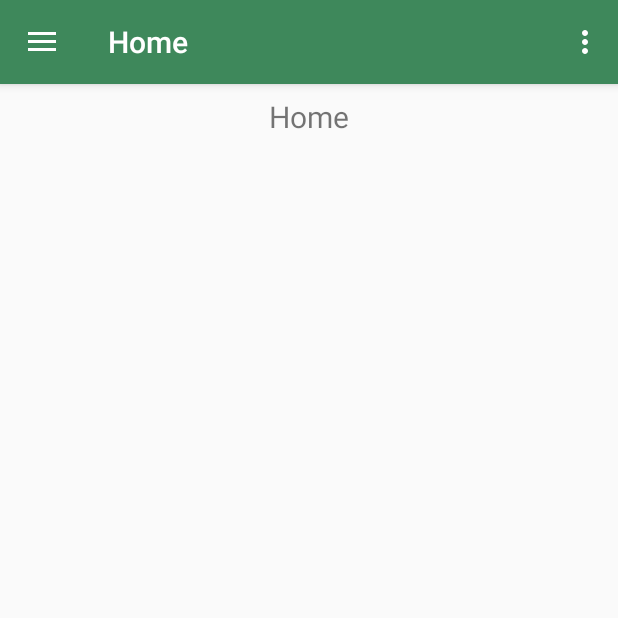
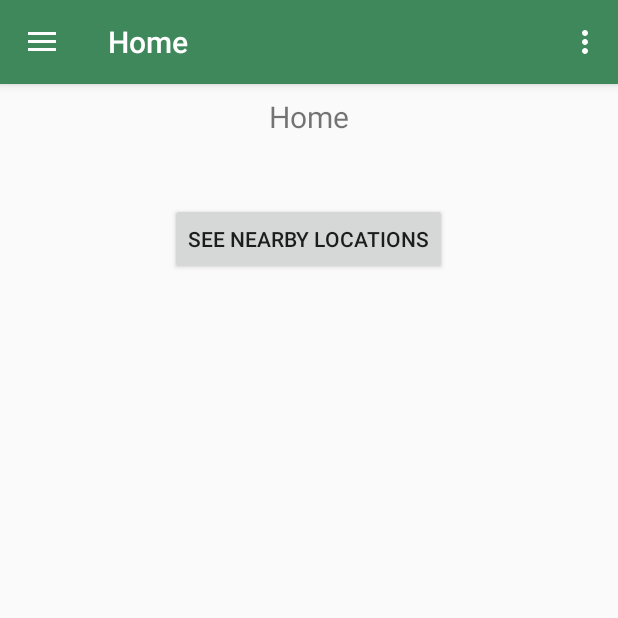
Before and after one commit to Adam-Foot/PRCO304, an Android app: the screen it shows after launch (MainActivity), on a phone screen of 412 x 824 dp, the top half of it. Run offline under Robolectric (Android 15) with nearby library versions, the phone set to English and light mode, and no system bars; our stand-ins replace navigation-ui.

Commit message:
Added button to enable users to navigate to a google maps view

```diff
--- a/app/src/main/java/com/example/prco/ui/home/HomeFragment.java
+++ b/app/src/main/java/com/example/prco/ui/home/HomeFragment.java
@@ -1,9 +1,12 @@
 package com.example.prco.ui.home;
 
+import android.app.Activity;
+import android.content.Intent;
 import android.os.Bundle;
 import android.view.LayoutInflater;
 import android.view.View;
 import android.view.ViewGroup;
+import android.widget.Button;
 import android.widget.TextView;
 
 import androidx.annotation.Nullable;
@@ -13,6 +16,7 @@ import androidx.lifecycle.Observer;
 import androidx.lifecycle.ViewModelProviders;
 
 import com.example.prco.R;
+import com.example.prco.ui.googlemaps.NearbyLocationsFragment;
 
 public class HomeFragment extends Fragment {
 
@@ -23,6 +27,16 @@ public class HomeFragment extends Fragment {
         homeViewModel =
                 ViewModelProviders.of(this).get(HomeViewModel.class);
         View root = inflater.inflate(R.layout.fragment_home, container, false);
+
+        Button nearbylocations = (Button)root.findViewById(R.id.btnNearby);
+        nearbylocations.setOnClickListener(new View.OnClickListener() {
+            @Override
+            public void onClick(View v) {
+                Intent myIntent = new Intent(v.getContext(), NearbyLocationsFragment.class);
+                startActivityForResult(myIntent, 0);
+            }
+        });
+
         final TextView textView = root.findViewById(R.id.text_home);
         homeViewModel.getText().observe(this, new Observer<String>() {
             @Override
@@ -31,5 +45,8 @@ public class HomeFragment extends Fragment {
             }
         });
         return root;
+
+
+
     }
 }
--- a/app/src/main/java/com/example/prco/ui/home/HomeViewModel.java
+++ b/app/src/main/java/com/example/prco/ui/home/HomeViewModel.java
@@ -11,6 +11,8 @@ public class HomeViewModel extends ViewModel {
     public HomeViewModel() {
         mText = new MutableLiveData<>();
         mText.setValue("Home");
+
+
     }
 
     public LiveData<String> getText() {
--- a/app/src/main/res/layout/fragment_home.xml
+++ b/app/src/main/res/layout/fragment_home.xml
@@ -16,4 +16,17 @@
         app:layout_constraintEnd_toEndOf="parent"
         app:layout_constraintStart_toStartOf="parent"
         app:layout_constraintTop_toTopOf="parent" />
+
+    <Button
+        android:id="@+id/btnNearby"
+        android:layout_width="wrap_content"
+        android:layout_height="wrap_content"
+        android:text="@string/nearby_locations"
+        app:layout_constraintBottom_toBottomOf="parent"
+        app:layout_constraintEnd_toEndOf="parent"
+        app:layout_constraintHorizontal_bias="0.498"
+        app:layout_constraintStart_toStartOf="parent"
+        app:layout_constraintTop_toBottomOf="@+id/text_home"
+        app:layout_constraintVertical_bias="0.064" />
+
 </androidx.constraintlayout.widget.ConstraintLayout>
```
